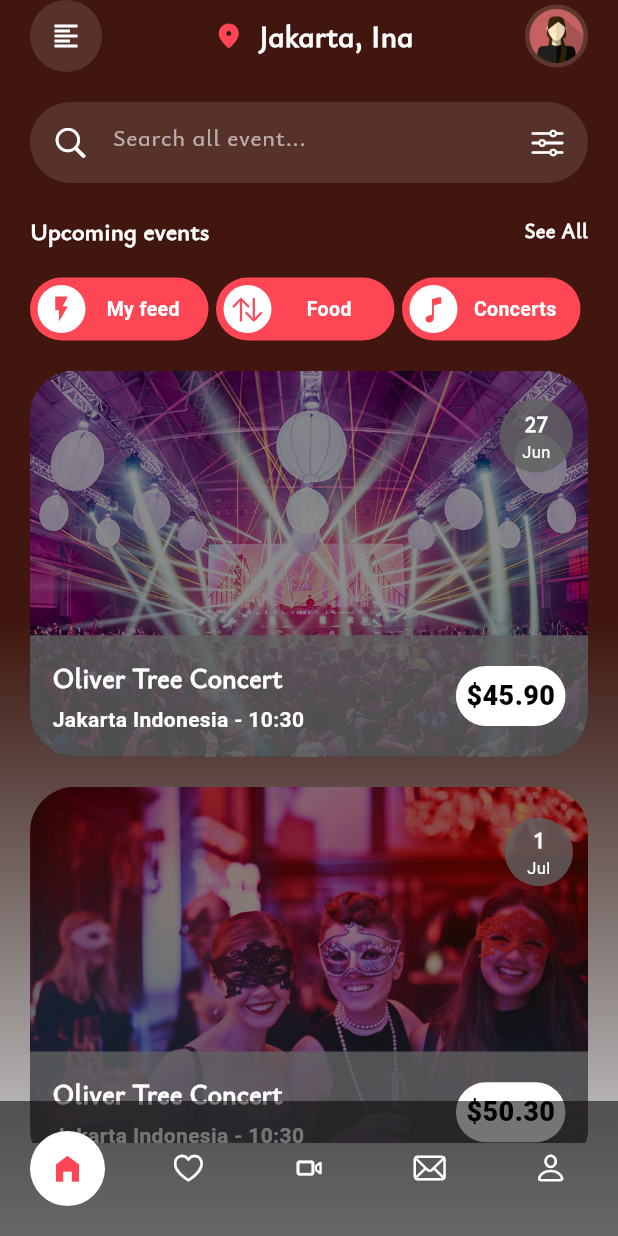
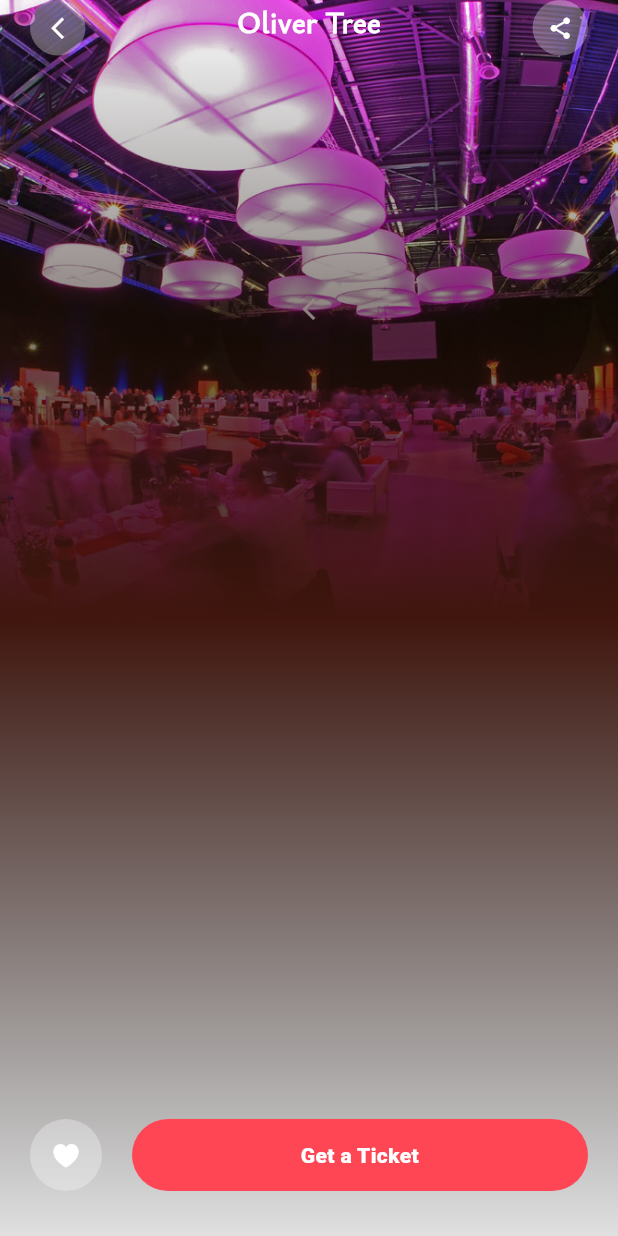
Before and after one commit to christ-dev19/freestyles, a Flutter app: the screen it shows after launch, on a phone screen of 412 x 824 dp. Run offline on Flutter 3.47's test engine with Material 2 defaults, Android fonts, the phone set to English and light mode, and no system bars; project files that could hold a hidden picture were left out.

Commit message:
start screen 2

```diff
--- a/lib/core/AppRouting.dart
+++ b/lib/core/AppRouting.dart
@@ -7,6 +7,7 @@
 import '../screens/CorporateWellnessWithModalPage.dart';
 import '../screens/DragableCustom.dart';
 import '../screens/EventMobileApp/EventMobileApp1.dart';
+import '../screens/EventMobileApp/EventMobileApp2.dart';
 import '../screens/FoodOrderingApp/FoodOrderingApp1.dart';
 import '../screens/FoodOrderingApp/FoodOrderingApp2.dart';
 import '../screens/MyHomePage.dart';
@@ -23,6 +24,7 @@
       "CorporateWellnessWithModalPage";
   static const draggableCustom = "DragableCustom";
   static const eventMobileApp1 = "EventMobileApp1";
+  static const eventMobileApp2 = "EventMobileApp2";
 
   static onGenerateRoute(RouteSettings settings) {
     developer.log('${settings.name}', name: "settings");
@@ -50,6 +52,10 @@
         return MaterialPageRoute(builder: (_) {
           return const CorporateWellnessPage();
         });
+      case corporateWellnessWithModalPage:
+        return MaterialPageRoute(builder: (_) {
+          return const CorporateWellnessWithModalPage();
+        });
 
       case foodOrderingApp1:
         return MaterialPageRoute(builder: (_) {
@@ -63,9 +69,9 @@
         return MaterialPageRoute(builder: (_) {
           return const EventMobileApp1();
         });
-      case corporateWellnessWithModalPage:
+      case eventMobileApp2:
         return MaterialPageRoute(builder: (_) {
-          return const CorporateWellnessWithModalPage();
+          return const EventMobileApp2();
         });
     }
   }
--- a/lib/main.dart
+++ b/lib/main.dart
@@ -15,7 +15,7 @@
     return MaterialApp(
       title: 'Flutter Demo',
       debugShowCheckedModeBanner: false,
-      initialRoute: AppRouting.eventMobileApp1,
+      initialRoute: AppRouting.eventMobileApp2,
       onGenerateRoute: (settings) => AppRouting.onGenerateRoute(settings),
       onGenerateTitle: (context) {
         return "context";
--- a/lib/screens/EventMobileApp/EventMobileApp1.dart
+++ b/lib/screens/EventMobileApp/EventMobileApp1.dart
@@ -3,6 +3,7 @@
 import 'package:flutter/cupertino.dart';
 import 'package:flutter/material.dart';
 import 'package:flutter/services.dart';
+import 'package:freestyles/core/AppRouting.dart';
 import 'package:intl/intl.dart';
 
 import '../../core/constants.dart';
@@ -301,8 +302,12 @@
     );
   }
 
-  Container _buildCardEvent(Size size, item) {
-    return Container(
+  GestureDetector _buildCardEvent(Size size, item) {
+    return GestureDetector(
+      onTap: () {
+        Navigator.pushNamed(context, AppRouting.eventMobileApp2);
+      },
+      child: Container(
         width: size.width,
         height: size.height / 3.2,
         margin: const EdgeInsets.only(bottom: 20),
@@ -413,6 +418,7 @@
             ),
           ],
         ),
+      ),
     );
   }
 
--- /dev/null
+++ b/lib/screens/EventMobileApp/EventMobileApp2.dart
@@ -0,0 +1,174 @@
+import 'dart:math';
+
+import 'package:flutter/cupertino.dart';
+import 'package:flutter/material.dart';
+import 'package:flutter/services.dart';
+import 'package:intl/intl.dart';
+
+import '../../core/constants.dart';
+
+Color colorChocolat = const Color.fromRGBO(64, 22, 14, 1);
+Color redColor = const Color.fromRGBO(255, 70, 85, 1);
+
+class EventMobileApp2 extends StatefulWidget {
+  const EventMobileApp2({super.key});
+
+  @override
+  State<EventMobileApp2> createState() => _EventMobileApp2State();
+}
+
+class _EventMobileApp2State extends State<EventMobileApp2> {
+  NumberFormat numberFormat = NumberFormat.simpleCurrency();
+
+  @override
+  Widget build(BuildContext context) {
+    Size size = MediaQuery.of(context).size;
+
+    return AnnotatedRegion<SystemUiOverlayStyle>(
+      value: SystemUiOverlayStyle(
+        statusBarColor: colorChocolat,
+        statusBarIconBrightness: Brightness.light,
+      ),
+      child: Scaffold(
+        backgroundColor: Colors.transparent,
+        body: Stack(
+          children: [
+            Positioned(
+              left: 0,
+              right: 0,
+              top: 0,
+              child: Column(
+                children: [
+                  Container(
+                    width: size.width,
+                    height: size.height / 2,
+                    decoration: const BoxDecoration(
+                      image: DecorationImage(
+                        image: AssetImage(
+                          'assets/images/EventMobileApp/corporate_event.jpg',
+                        ),
+                        fit: BoxFit.cover,
+                      ),
+                    ),
+                    child: const Icon(
+                      Icons.arrow_back_ios_new,
+                      color: Colors.white,
+                      size: 17,
+                    ),
+                  ),
+                ],
+              ),
+            ),
+            Positioned.fill(
+              left: 0,
+              right: 0,
+              top: 0,
+              child: Column(
+                children: [
+                  Container(
+                    width: size.width,
+                    height: size.height,
+                    decoration: BoxDecoration(
+                      gradient: LinearGradient(
+                        begin: Alignment.topCenter,
+                        end: Alignment.bottomCenter,
+                        colors: [
+                          Colors.transparent,
+                          colorChocolat,
+                          Colors.black12,
+                        ],
+                      ),
+                    ),
+                  ),
+                ],
+              ),
+            ),
+            Positioned(
+              left: 20,
+              right: 20,
+              child: SafeArea(
+                child: Row(
+                  mainAxisAlignment: MainAxisAlignment.spaceBetween,
+                  crossAxisAlignment: CrossAxisAlignment.start,
+                  children: [
+                    Container(
+                      padding: const EdgeInsets.all(10),
+                      decoration: const BoxDecoration(
+                        shape: BoxShape.circle,
+                        color: Colors.white30,
+                      ),
+                      child: const Icon(
+                        Icons.arrow_back_ios_new,
+                        color: Colors.white,
+                        size: 17,
+                      ),
+                    ),
+                    const Text(
+                      'Oliver Tree',
+                      style: TextStyle(
+                        color: Colors.white,
+                        fontSize: 20,
+                        fontFamily: YsabeauInfant,
+                        fontWeight: FontWeight.w700,
+                      ),
+                    ),
+                    Container(
+                      padding: const EdgeInsets.all(10),
+                      decoration: const BoxDecoration(
+                        shape: BoxShape.circle,
+                        color: Colors.white30,
+                      ),
+                      child: const Icon(
+                        Icons.share,
+                        color: Colors.white,
+                        size: 17,
+                      ),
+                    ),
+                  ],
+                ),
+              ),
+            ),
+            Positioned(
+              bottom: 30,
+              left: 20,
+              right: 20,
+              child: Row(
+                mainAxisAlignment: MainAxisAlignment.spaceBetween,
+                children: [
+                  Container(
+                    padding: const EdgeInsets.all(14),
+                    decoration: const BoxDecoration(
+                      shape: BoxShape.circle,
+                      color: Colors.white30,
+                    ),
+                    child: const Icon(
+                      CupertinoIcons.heart_fill,
+                      color: Colors.white,
+                      size: 20,
+                    ),
+                  ),
+                  Expanded(
+                    child: Container(
+                      padding: const EdgeInsets.all(14),
+                      margin: const EdgeInsets.only(left: 20),
+                      decoration: BoxDecoration(
+                        borderRadius: BorderRadius.circular(size.width),
+                        color: redColor,
+                      ),
+                      child: const Text(
+                        'Get a Ticket',
+                        textAlign: TextAlign.center,
+                        style: TextStyle(
+                            color: Colors.white, fontWeight: FontWeight.w900),
+                      ),
+                    ),
+                  ),
+                ],
+              ),
+            ),
+          ],
+        ),
+      ),
+    );
+  }
+}
```
Also changed, not shown: 1 other file. Lines whose indentation alone changed are shown as unchanged.
